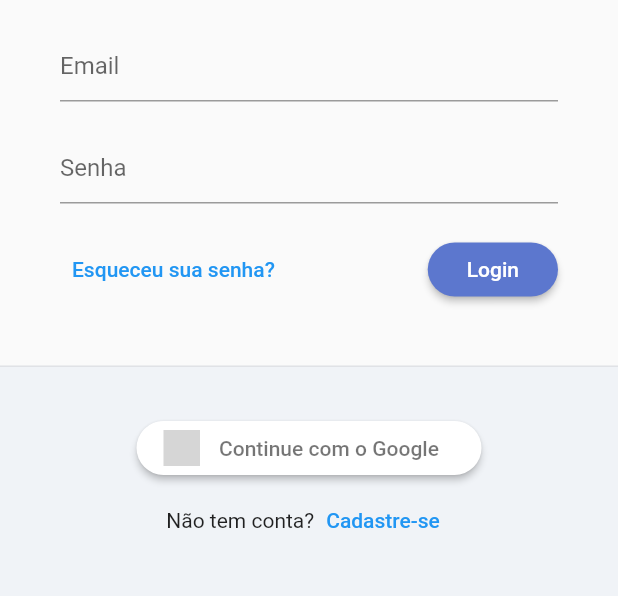
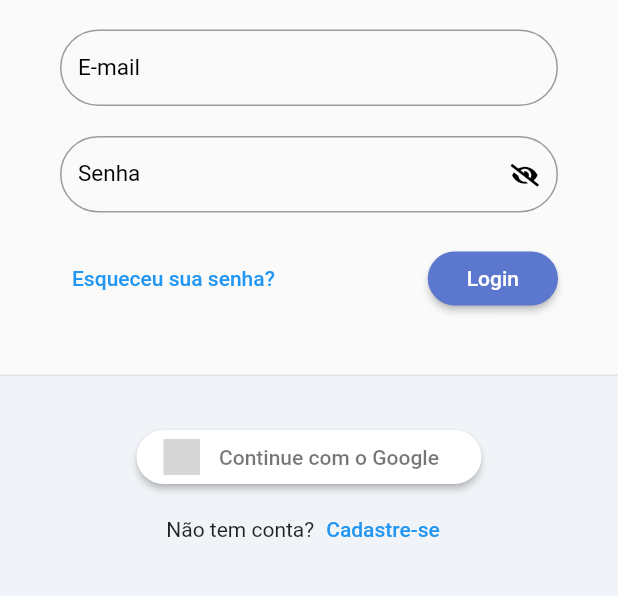
Before and after one commit to felipecastrosales/todo_list, a Flutter app: the screen it shows after launch, on a phone screen of 412 x 824 dp, the part 350-946 px from its top. Run offline on Flutter 3.47's test engine with Material 2 defaults, Android fonts, the phone set to English and light mode, and no system bars; our stand-ins replace flutter_signin_button, google_fonts, sqflite, sqflite_common, synchronized; accounts and stored records are empty; Roboto replaces fonts that are missing (Mandali); grey boxes are pictures that could not be loaded.

Commit message:
customizing the TextFormField

```diff
--- a/lib/app/modules/auth/login/login_page.dart
+++ b/lib/app/modules/auth/login/login_page.dart
@@ -1,6 +1,7 @@
 import 'package:flutter/material.dart';
 
 import 'package:flutter_signin_button/flutter_signin_button.dart';
+import 'package:todo_list/app/widgets/todo_list_field.dart';
 
 import 'package:todo_list/app/widgets/todo_list_logo.dart';
 
@@ -33,16 +34,13 @@ class LoginPage extends StatelessWidget {
                       child: Form(
                         child: Column(
                           children: [
-                            const TextField(
-                              decoration: InputDecoration(
-                                hintText: 'Email',
-                              ),
+                            TodoListField(
+                              label: 'E-mail',
                             ),
                             const SizedBox(height: 20),
-                            const TextField(
-                              decoration: InputDecoration(
-                                hintText: 'Senha',
-                              ),
+                            TodoListField(
+                              label: 'Senha',
+                              obscureText: true,
                             ),
                             const SizedBox(height: 20),
                             Row(
--- /dev/null
+++ b/lib/app/ui/todo_list_icons.dart
@@ -0,0 +1,36 @@
+/// Flutter icons TodoListIcons
+/// Copyright (C) 2021 by original authors @ fluttericon.com, fontello.com
+/// This font was generated by FlutterIcon.com, which is derived from Fontello.
+///
+/// To use this font, place it in your fonts/ directory and include the
+/// following in your pubspec.yaml
+///
+/// flutter:
+///   fonts:
+///    - family:  TodoListIcons
+///      fonts:
+///       - asset: fonts/TodoListIcons.ttf
+///
+///
+/// * Font Awesome 4, Copyright (C) 2016 by Dave Gandy
+///         Author:    Dave Gandy
+///         License:   SIL ()
+///         Homepage:  http://fortawesome.github.com/Font-Awesome/
+/// * Font Awesome 5, Copyright (C) 2016 by Dave Gandy
+///         Author:    Dave Gandy
+///         License:   SIL (https://github.com/FortAwesome/Font-Awesome/blob/master/LICENSE.txt)
+///         Homepage:  http://fortawesome.github.com/Font-Awesome/
+///
+import 'package:flutter/widgets.dart';
+
+class TodoListIcons {
+  TodoListIcons._();
+
+  static const _kFontFam = 'TodoListIcons';
+  static const String? _kFontPkg = null;
+
+  static const IconData heart = IconData(0xe800, fontFamily: _kFontFam, fontPackage: _kFontPkg);
+  static const IconData heart_empty = IconData(0xe801, fontFamily: _kFontFam, fontPackage: _kFontPkg);
+  static const IconData eye = IconData(0xf06e, fontFamily: _kFontFam, fontPackage: _kFontPkg);
+  static const IconData eye_slash = IconData(0xf070, fontFamily: _kFontFam, fontPackage: _kFontPkg);
+}
--- /dev/null
+++ b/lib/app/widgets/todo_list_field.dart
@@ -0,0 +1,70 @@
+import 'package:flutter/material.dart';
+import 'package:todo_list/app/ui/todo_list_icons.dart';
+
+class TodoListField extends StatelessWidget {
+  final String label;
+  final IconButton? suffixIconButton;
+  final bool obscureText;
+  final ValueNotifier<bool> obscureTextVN;
+  final TextEditingController? controller;
+  final FormFieldValidator<String>? validator;
+
+
+  TodoListField({
+    Key? key,
+    this.controller,
+    this.validator,
+    required this.label,
+    this.suffixIconButton,
+    this.obscureText = false,
+  })  : assert(
+          obscureText == true ? suffixIconButton == null : true,
+          'Obscure Text não pode ser enviado junto com suffixIconButton',
+        ),
+        obscureTextVN = ValueNotifier(obscureText),
+        super(key: key);
+
+  @override
+  Widget build(BuildContext context) {
+    return ValueListenableBuilder<bool>(
+      valueListenable: obscureTextVN,
+      builder: (_, obscureTextValue, child) {
+        return TextFormField(
+          controller: controller,
+          validator: validator,
+          decoration: InputDecoration(
+            labelText: label,
+            labelStyle: const TextStyle(
+              fontSize: 15,
+              color: Colors.black,
+            ),
+            isDense: true,
+            border: OutlineInputBorder(
+              borderRadius: BorderRadius.circular(30),
+            ),
+            errorBorder: OutlineInputBorder(
+              borderRadius: BorderRadius.circular(30),
+              borderSide: const BorderSide(color: Colors.red),
+            ),
+            suffixIcon: suffixIconButton ??
+                (obscureText == true
+                    ? IconButton(
+                        color: Colors.black,
+                        onPressed: () {
+                          obscureTextVN.value = !obscureTextVN.value;
+                        },
+                        icon: Icon(
+                          !obscureTextValue
+                              ? TodoListIcons.eye
+                              : TodoListIcons.eye_slash,
+                          size: 15,
+                        ),
+                      )
+                    : null),
+          ),
+          obscureText: obscureTextValue,
+        );
+      }
+    );
+  }
+}
--- a/lib/app/widgets/todo_list_logo.dart
+++ b/lib/app/widgets/todo_list_logo.dart
@@ -10,7 +10,10 @@ class TodoListLogo extends StatelessWidget {
     return Column(
       mainAxisAlignment: MainAxisAlignment.center,
       children: [
-        Image.asset('assets/logo.png', height: 200),
+        Image.asset(
+          'assets/logo.png',
+          height: 200,
+        ),
         Text(
           'Todo List',
           style: context.textTheme.headline6,
--- a/pubspec.yaml
+++ b/pubspec.yaml
@@ -25,3 +25,7 @@ flutter:
   uses-material-design: true
   assets:
     - assets/
+  fonts:
+    - family: TodoListIcons
+      fonts:
+        - asset: assets/fonts/TodoListIcons.ttf
```
Also changed, not shown: assets/fonts/TodoListIcons.ttf (added).
